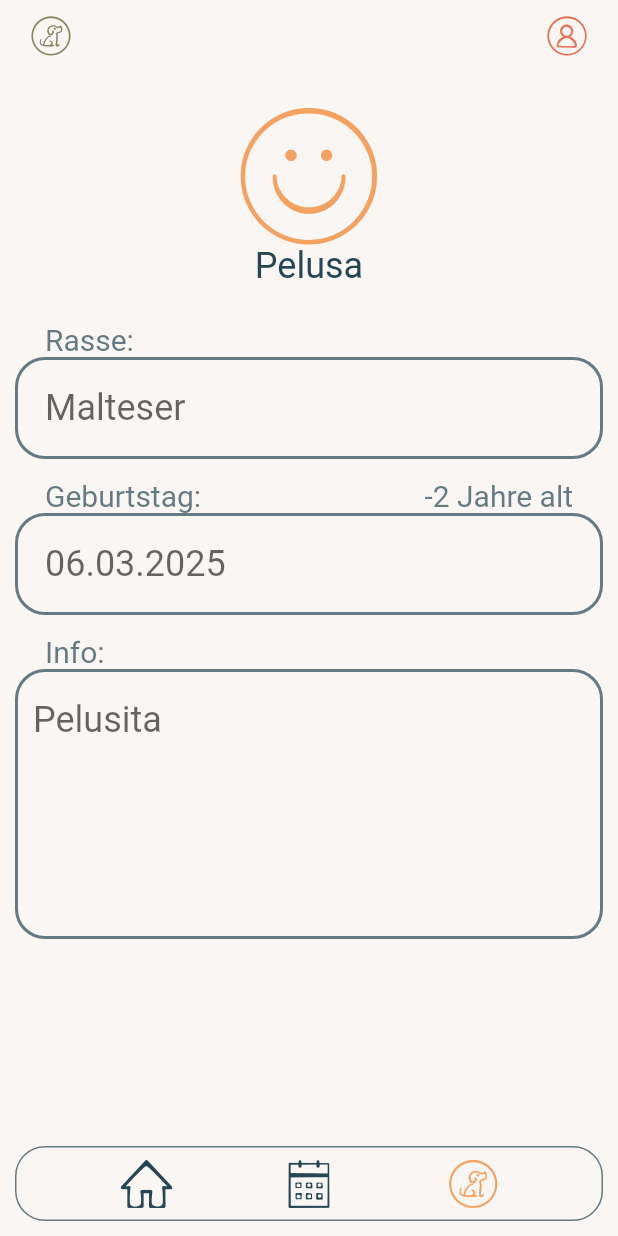
After one commit to konstantinz001/Perritos_Mobile-Anwendungen, a Flutter app: the DogProfileInfoView screen opened directly, on a phone screen of 412 x 824 dp. The commit adds this screen. Run offline on Flutter 3.47's test engine with Material 2 defaults, Android fonts, the phone set to English and light mode, and no system bars; our stand-ins replace cloud_firestore, firebase_auth, firebase_core, flutter_riverpod, freezed_annotation, google_fonts and 1 more; accounts and stored records are empty; generated files the repository leaves out were written again; Roboto replaces fonts that are missing (Pompiere).

Commit message:
feature(dog_profile_info): added dogProfileInfo screen with mcv

```diff
--- a/lib/assets/ui-components/text-input/perritos_description_input.dart
+++ b/lib/assets/ui-components/text-input/perritos_description_input.dart
@@ -11,6 +11,8 @@ class PerritosDescriptionInput extends StatefulWidget {
     this.hintTxt = "",
     this.width = double.infinity,
     this.initialValue = "",
+    this.readOnly = false,
+    this.showWordCount = true,
     required this.onSubmit
   }) : super(key:key);
 
@@ -19,6 +21,8 @@ class PerritosDescriptionInput extends StatefulWidget {
   String initialValue;
   final double width;
   final Function(String) onSubmit;
+  final bool readOnly;
+  final bool showWordCount;
 
   @override
   _PerritosDescriptionInputState
@@ -66,6 +70,7 @@ class _PerritosDescriptionInputState
               ),
             ),
             const Spacer(),
+            widget.showWordCount ?
             Container(
               alignment: Alignment.topRight,
               child: Text(
@@ -73,7 +78,9 @@ class _PerritosDescriptionInputState
                 style: perritosEnglishOpacity,
                 textAlign: TextAlign.right,
               ),
-            ),
+            )
+            :
+            Container(),
             const SizedBox(width: 20)
           ],),
           TextFormField(
@@ -84,6 +91,7 @@ class _PerritosDescriptionInputState
             onFieldSubmitted: widget.onSubmit,
             onChanged: widget.onSubmit,
             focusNode: myFocusNode,
+            readOnly: widget.readOnly,
             decoration: InputDecoration(
               enabledBorder: OutlineInputBorder(
                   borderRadius: BorderRadius.circular(20),
--- a/lib/assets/ui-components/text-input/perritos_txt_input.dart
+++ b/lib/assets/ui-components/text-input/perritos_txt_input.dart
@@ -11,6 +11,7 @@ class PerritosTxtInput extends StatefulWidget {
       this.optlabel = "",
       this.width = double.infinity,
       this.password = false,
+        this.readOnly = false,
       this.initialValue = "",
       required this.onSubmit})
       : super(key: key);
@@ -22,6 +23,7 @@ class PerritosTxtInput extends StatefulWidget {
   final bool password;
   String initialValue;
   final Function(String) onSubmit;
+  final bool readOnly;
 
   @override
   _PerritosTxtInputState createState() => _PerritosTxtInputState();
@@ -87,6 +89,7 @@ class _PerritosTxtInputState extends State<PerritosTxtInput> {
               onFieldSubmitted: widget.onSubmit,
               onChanged: widget.onSubmit,
               focusNode: myFocusNode,
+              readOnly: widget.readOnly,
               decoration: InputDecoration(
                   enabledBorder: OutlineInputBorder(
                       borderRadius: BorderRadius.circular(20),
--- /dev/null
+++ b/lib/screens/dog_profile_info/dog_profile_info_model.dart
@@ -0,0 +1,14 @@
+import 'package:freezed_annotation/freezed_annotation.dart';
+
+import '../../common/models/dog_model.dart';
+
+part 'dog_profile_info_model.freezed.dart';
+
+enum DatabaseMessage { success, error }
+
+@freezed
+class DogProfileModel with _$DogProfileModel {
+  const factory DogProfileModel({
+    required DogModel dog,
+    }) = _DogProfileModel;
+}
--- /dev/null
+++ b/lib/screens/dog_profile_info/dog_profile_info_view.dart
@@ -0,0 +1,154 @@
+import 'package:flutter/material.dart';
+import 'package:flutter/widgets.dart';
+import 'package:flutter_application/assets/styles/perritos-colors.dart';
+import 'package:flutter_application/assets/ui-components/navigation/perritos-navigation.dart';
+import 'package:flutter_application/assets/ui-components/profile/perritos-profile.dart';
+import 'package:flutter_application/assets/ui-components/text-input/perritos_description_input.dart';
+import 'package:flutter_application/assets/ui-components/text-input/perritos_txt_input.dart';
+import 'package:flutter_application/common/providers.dart';
+import 'package:flutter_application/screens/dog_profile_info/dog_profile_info_model.dart';
+import 'package:flutter_riverpod/flutter_riverpod.dart';
+import 'package:intl/intl.dart';
+
+import '../../assets/styles/perritos-icons/PerritosIcons_icons.dart';
+import '../../common/models/dog_model.dart';
+
+class DogProfileInfoView extends ConsumerWidget {
+  final DogModel _dog;
+
+  const DogProfileInfoView({Key? key, required DogModel dog})
+      : _dog = dog,
+        super(key: key);
+
+  @override
+  Widget build(BuildContext context, WidgetRef ref) {
+    final DogProfileInfoController controller =
+        ref.read(providers.dogProfileInfoControllerProvider(_dog).notifier);
+    final DogProfileModel model =
+        ref.watch(providers.dogProfileInfoControllerProvider(_dog));
+
+    return Scaffold(
+      backgroundColor: PerritosColor.perritosSnow.color,
+      body: SingleChildScrollView(
+        physics: const ScrollPhysics(),
+        child: Padding(
+          padding:
+              const EdgeInsets.only(left: 10, top: 0, right: 10, bottom: 0),
+          child: Column(
+            mainAxisAlignment: MainAxisAlignment.start,
+            crossAxisAlignment: CrossAxisAlignment.stretch,
+            children: [
+              Row(
+                children: [
+                  Expanded(
+                      child: Row(
+                    children: [
+                      IconButton(
+                          icon: Icon(
+                            PerritosIcons.Icon_Dog,
+                            size: 26,
+                            color: PerritosColor.perritosGoldFusion.color,
+                          ),
+                          onPressed: () => {
+                                Navigator.pushNamed(
+                                    context, '/DogSelectionAndAdministration')
+                              }),
+                      const Spacer(),
+                      IconButton(
+                          icon: Icon(
+                            PerritosIcons.Icon_User,
+                            size: 26,
+                            color: PerritosColor.perritosBurntSienna.color,
+                          ),
+                          onPressed: () => {
+                                Navigator.pushNamed(
+                                    context, '/UserSelectionAndAdministration')
+                              }),
+                    ],
+                  ))
+                ],
+              ),
+              const SizedBox(height: 24),
+              Row(
+                children: [
+                  Expanded(
+                      child: PerritosProfile(
+                    icon: _dog.iconName == 'Icon_Smiley_Happy'
+                        ? PerritosIcons.Icon_Smiley_Happy
+                        : _dog.iconName == 'Icon_Smiley_Sad'
+                            ? PerritosIcons.Icon_Smiley_Sad
+                            : PerritosIcons.Icon_Dog,
+                    onPressed: () {},
+                    label: _dog.name,
+                    perritosColor: _dog.iconColor == 'perritosGoldFusion'
+                        ? PerritosColor.perritosGoldFusion
+                        : _dog.iconColor == 'perritosMaizeCrayola'
+                            ? PerritosColor.perritosMaizeCrayola
+                            : _dog.iconColor == 'perritosSandyBrown'
+                                ? PerritosColor.perritosSandyBrown
+                                : _dog.iconColor == 'perritosBurntSienna'
+                                    ? PerritosColor.perritosBurntSienna
+                                    : PerritosColor.perritosCharcoal,
+                  ))
+                ],
+              ),
+              const SizedBox(height: 24),
+              PerritosTxtInput(
+                label: 'Rasse:',
+                hintTxt: _dog.breed,
+                onSubmit: (value) => {},
+                readOnly: true,
+              ),
+              const SizedBox(height: 10),
+              PerritosTxtInput(
+                label: 'Geburtstag:',
+                hintTxt:
+                    DateFormat('dd.MM.yyyy').format(_dog.birthday.toDate()),
+                optlabel:
+                    (DateTime.now().difference(_dog.birthday.toDate()).inDays /
+                                365)
+                            .toInt()
+                            .toString() +
+                        ' Jahre alt',
+                onSubmit: (value) => {},
+                readOnly: true,
+              ),
+              const SizedBox(height: 10),
+              PerritosDescriptionInput(
+                label: 'Info:',
+                hintTxt: _dog.info,
+                onSubmit: (value) => {},
+                readOnly: true,
+                showWordCount: false,
+              )
+            ],
+          ),
+        ),
+      ),
+      bottomNavigationBar: Container(
+        color: PerritosColor.perritosSnow.color,
+        child: Padding(
+          padding:
+              const EdgeInsets.only(left: 10, top: 10, right: 10, bottom: 10),
+          child: PerritosNavigationBar(
+            activeView: activeView.profile,
+            navigateToHome: () {
+              Navigator.pushNamed(context, '/Home');
+            },
+            navigateToCalendar: () {
+              Navigator.pushNamed(context, '/Calendar');
+            },
+            navigateToProfile: () {
+              Navigator.pushNamed(context, '/DogProfileInfo');
+            },
+          ),
+        ),
+      ),
+    );
+  }
+}
+
+abstract class DogProfileInfoController extends StateNotifier<DogProfileModel> {
+  DogProfileInfoController(DogProfileModel state) : super(state);
+  int calculateAge(DateTime birthdate);
+}
```
Also changed, not shown: lib/common/providers.dart (+16 -0 lines), lib/main.dart (+7 -4 lines), lib/screens/dog_profile_info/dog_profile_info_controller.dart (added, +46 -0 lines), lib/screens/calendar/calendar_model.freezed.dart (deleted), pubspec.lock, 3 other files.
